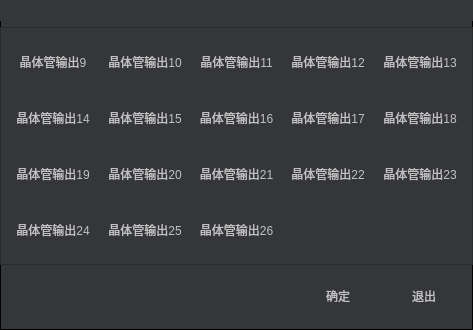
Qt form dlg_genercrysoutput.ui (eeyoo/yunsheng) before a commit.
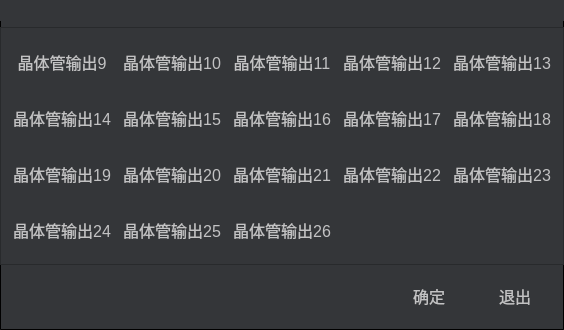
The same form after that commit. Icons and pictures are not drawn.

Commit message: changed UI font size

```diff
--- a/dlg_genercrysoutput.ui
+++ b/dlg_genercrysoutput.ui
@@ -6,7 +6,7 @@
    <rect>
     <x>0</x>
     <y>0</y>
-    <width>473</width>
+    <width>564</width>
     <height>330</height>
    </rect>
   </property>
@@ -15,7 +15,7 @@
   </property>
   <property name="styleSheet">
    <string notr="true">*{
-font: 12px;
+font: 12pt;
 font-family: &quot;微软雅黑&quot;;
 }
 
```
Left out of the diff: 11 changed lines with no effect on the pictures. The commit also changes 19 other files.
